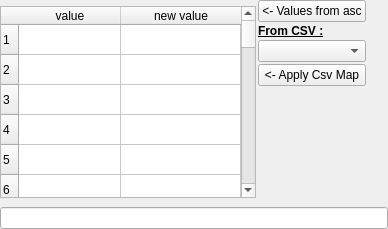
The window that gui/ui/DlgTableReplaceInput.ui (hboussard/chloe_qgis) describes before a commit, drawn with Qt 5.
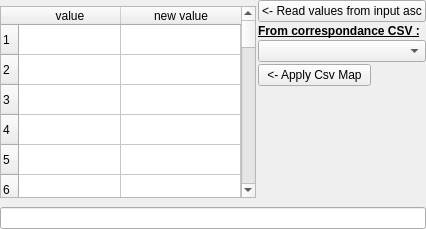
The same window after the commit.

Diff of the .ui file:
```diff
--- a/gui/ui/DlgTableReplaceInput.ui
+++ b/gui/ui/DlgTableReplaceInput.ui
@@ -143,7 +143,7 @@
          <item>
           <widget class="QPushButton" name="pbFromAsc">
            <property name="text">
-            <string>&lt;- Values from asc</string>
+            <string>&lt;- Read values from input asc</string>
            </property>
           </widget>
          </item>
@@ -156,7 +156,7 @@
             </font>
            </property>
            <property name="text">
-            <string>&lt;html&gt;&lt;head/&gt;&lt;body&gt;&lt;p&gt;&lt;span style=&quot; text-decoration: underline;&quot;&gt;From CSV :&lt;/span&gt;&lt;/p&gt;&lt;/body&gt;&lt;/html&gt;</string>
+            <string>&lt;html&gt;&lt;head/&gt;&lt;body&gt;&lt;p&gt;&lt;span style=&quot; text-decoration: underline;&quot;&gt;From correspondance CSV :&lt;/span&gt;&lt;/p&gt;&lt;/body&gt;&lt;/html&gt;</string>
            </property>
            <property name="margin">
             <number>3</number>
```
